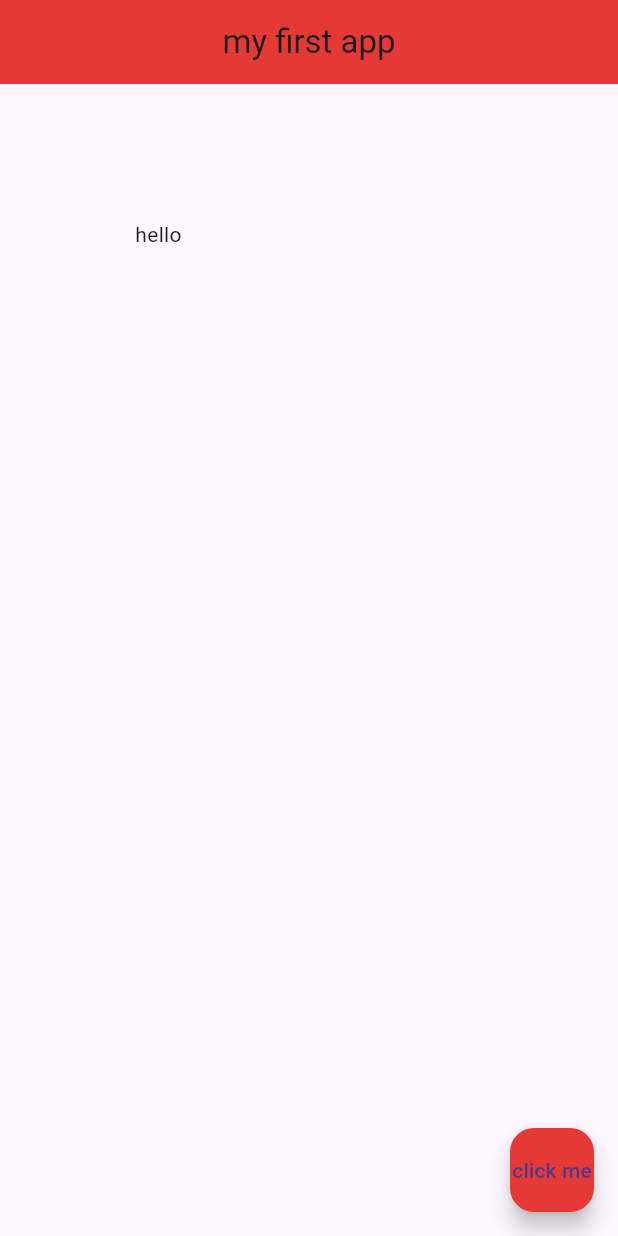
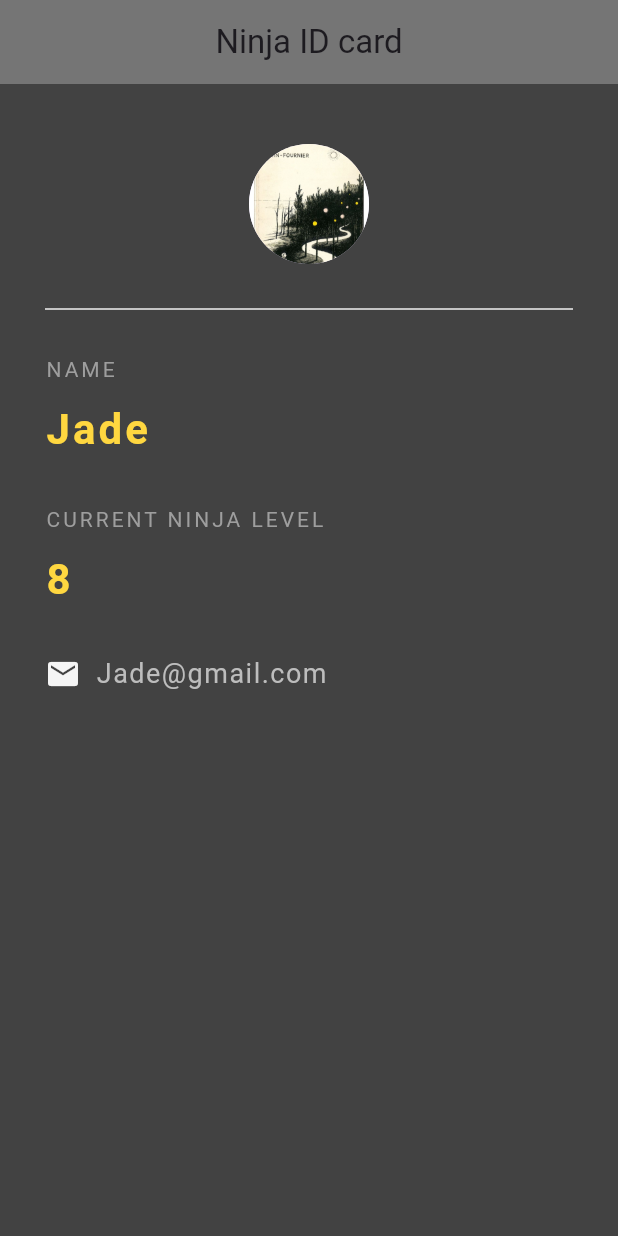
Before and after one commit to Shakirah-Jade/TestFlutter, a Flutter app: the screen it shows after launch, on a phone screen of 412 x 824 dp. Run offline on Flutter 3.47's test engine with Material 3 defaults, Android fonts, the phone set to English and light mode, and no system bars.

Commit message:
Simple Ninja ID card

```diff
--- a/timer/lib/main.dart
+++ b/timer/lib/main.dart
@@ -1,28 +1,92 @@
 import 'package:flutter/material.dart';
 
 void main() => runApp(MaterialApp(
-      home: Home(),
+      home: NinjaCard(),
     ));
 
-class Home extends StatelessWidget {
-  // const MyWidget({super.key});
-
+class NinjaCard extends StatelessWidget {
   @override
   Widget build(BuildContext context) {
     return Scaffold(
+      backgroundColor: Colors.grey[800],
       appBar: AppBar(
-        title: Text('my first app'),
+        title: Text('Ninja ID card'),
         centerTitle: true,
-        backgroundColor: Colors.red[600],
+        backgroundColor: Colors.grey[600],
+        elevation: 0.0,
       ),
       body: Padding(
-        padding: EdgeInsets.all(90.0),
-        child: Text('hello'),
-      ),
-      floatingActionButton: FloatingActionButton(
-        onPressed: () {},
-        child: Text('click me'),
-        backgroundColor: Colors.red[600],
+        padding: EdgeInsets.fromLTRB(30.0, 40.0, 30.0, 0.0),
+        child: Column(
+          crossAxisAlignment: CrossAxisAlignment.start,
+          children: [
+            Center(
+              child: CircleAvatar(
+                backgroundImage: AssetImage('assets/thewanderer.jpg'),
+                radius: 40.0,
+              ),
+            ),
+            Divider(
+              height: 60.0,
+              color: Colors.grey[200],
+            ),
+            Text(
+              'NAME',
+              style: TextStyle(
+                color: Colors.grey,
+                letterSpacing: 2.0,
+              ),
+            ),
+            SizedBox(height: 10.0),
+            Text(
+              'Jade',
+              style: TextStyle(
+                color: Colors.amberAccent[200],
+                letterSpacing: 2.0,
+                fontSize: 28.0,
+                fontWeight: FontWeight.bold,
+              ),
+            ),
+            SizedBox(height: 30.0),
+            Text(
+              'CURRENT NINJA LEVEL',
+              style: TextStyle(
+                color: Colors.grey,
+                letterSpacing: 2.0,
+              ),
+            ),
+            SizedBox(height: 10.0),
+            Text(
+              '8',
+              style: TextStyle(
+                color: Colors.amberAccent[200],
+                letterSpacing: 2.0,
+                fontSize: 28.0,
+                fontWeight: FontWeight.bold,
+              ),
+            ),
+            SizedBox(height: 30.0),
+            Row(
+              children: [
+                Icon(
+                  Icons.email,
+                  color: Colors.grey[100],
+                ),
+                SizedBox(
+                  width: 10.0,
+                ),
+                Text(
+                  'Jade@gmail.com',
+                  style: TextStyle(
+                    color: Colors.grey[400],
+                    fontSize: 18.0,
+                    letterSpacing: 1.0,
+                  ),
+                ),
+              ],
+            ),
+          ],
+        ),
       ),
     );
   }
```
